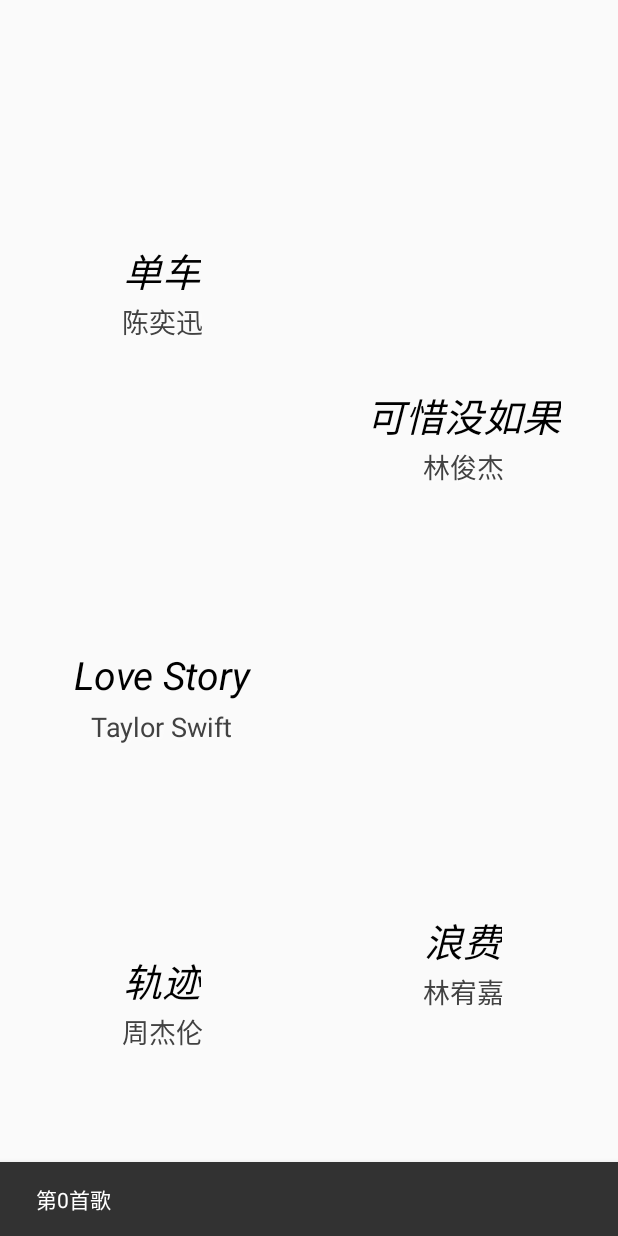
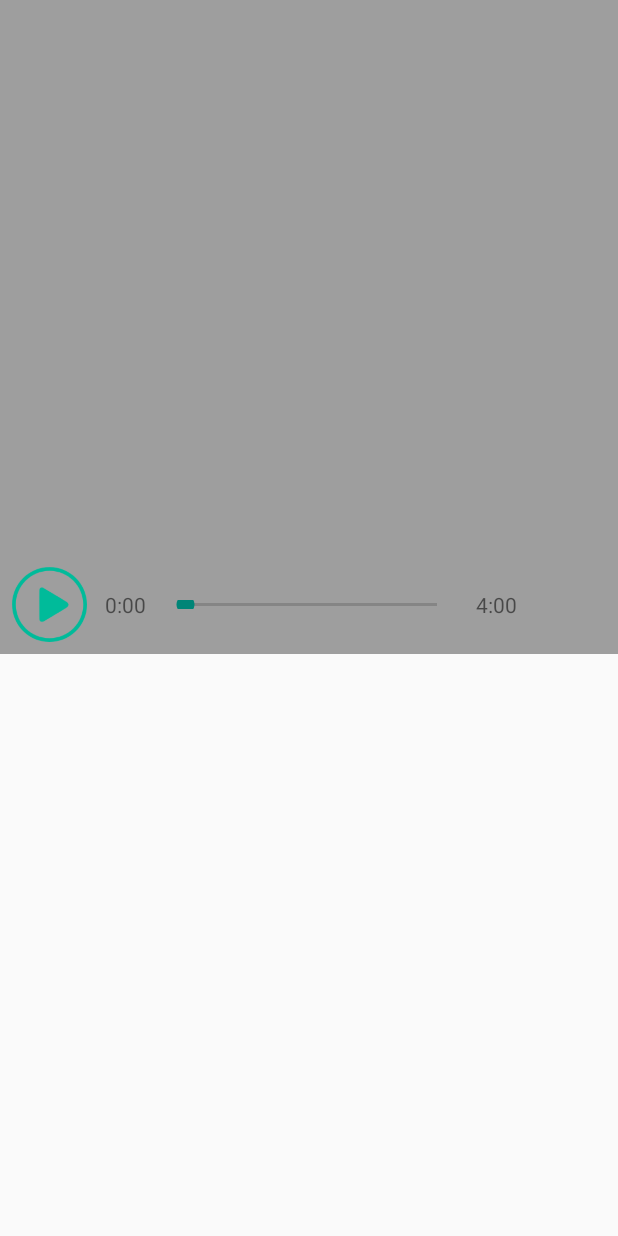
Before and after one commit to hwyhard/Fushihui, an Android app: the fragment MusicFragment shown on its own in the app's theme, after a tap on "单车", on a phone screen of 412 x 824 dp. Run offline under Robolectric (Android 15) with nearby library versions, the phone set to English and light mode, and no system bars; libraries missing offline, so code that uses them is left out: cn.bmob.v3; network calls fail; pictures from the network do not load; Roboto replaces fonts that are not available here; 4 statements that could not run were skipped.

Commit message:
add music play module

```diff
--- /dev/null
+++ b/fushihui/app/src/main/java/com/hwyhard/www/fushihui/activity/MusicActivity.java
@@ -0,0 +1,155 @@
+package com.hwyhard.www.fushihui.activity;
+
+import android.graphics.Color;
+import android.os.Build;
+import android.os.Bundle;
+import android.os.Handler;
+import android.os.Message;
+import android.support.v7.app.AppCompatActivity;
+import android.util.Log;
+import android.view.View;
+import android.widget.ImageView;
+import android.widget.SeekBar;
+import android.widget.TextView;
+
+import com.bumptech.glide.Glide;
+import com.bumptech.glide.load.engine.DiskCacheStrategy;
+import com.hwyhard.www.fushihui.R;
+import com.hwyhard.www.fushihui.bean.MusicItem;
+import com.hwyhard.www.fushihui.utils.MusicPlay;
+
+import java.text.SimpleDateFormat;
+import java.util.TimeZone;
+
+import cn.bmob.v3.BmobQuery;
+import cn.bmob.v3.exception.BmobException;
+import cn.bmob.v3.listener.QueryListener;
+
+public class MusicActivity extends AppCompatActivity implements View.OnClickListener {
+    ImageView musicPicIw;
+    ImageView playBtn;
+    TextView startTv;
+    TextView endTv;
+    SeekBar seekBar;
+    private final int MUSIC_FINISH = 1000;
+    private MusicPlay musicPlay;
+    private SimpleDateFormat format;
+    private Handler handler = new Handler() {
+        @Override
+        public void handleMessage(Message msg) {
+            super.handleMessage(msg);
+            switch (msg.what) {
+                case MUSIC_FINISH:
+                    startTv.setText("0:00");//播放完毕后重置
+                    seekBar.setProgress(0);
+                    playBtn.setBackgroundResource(R.drawable.play);
+                    break;
+            }
+        }
+    };
+
+    @Override
+    protected void onCreate(Bundle savedInstanceState) {
+        super.onCreate(savedInstanceState);
+        if(Build.VERSION.SDK_INT > 21){
+            View decorView = getWindow().getDecorView();
+            //让应用主题占据状态栏的空间
+            int open = View.SYSTEM_UI_FLAG_LAYOUT_FULLSCREEN | View.SYSTEM_UI_FLAG_LAYOUT_STABLE;
+            decorView.setSystemUiVisibility(open);
+            //设置状态栏颜色透明
+            getWindow().setStatusBarColor(Color.TRANSPARENT);
+        }
+        setContentView(R.layout.activity_music);
+        musicPicIw = (ImageView) findViewById(R.id.music_pic);
+        playBtn = (ImageView) findViewById(R.id.music_play_btn);
+        startTv = (TextView) findViewById(R.id.music_start);
+        endTv = (TextView) findViewById(R.id.music_end);
+        seekBar = (SeekBar) findViewById(R.id.music_bar);
+        initListener();
+        initView();
+        new Thread(new Runnable() {
+            @Override
+            public void run() {
+                final BmobQuery<MusicItem> query = new BmobQuery<>();
+                query.getObject("rYHs888B", new QueryListener<MusicItem>() {
+                    @Override
+                    public void done(MusicItem musicItem, BmobException e) {
+                        if(e == null){
+                            final String musicPic = musicItem.getMusicPic();
+                            final String musicUrl = musicItem.getMusicUrl();
+                            handler.post(new Runnable() {
+                                @Override
+                                public void run() {
+                                    Glide.with(MusicActivity.this)
+                                            .load(musicPic)
+                                            .diskCacheStrategy(DiskCacheStrategy.RESULT)
+                                            .into(musicPicIw);
+                                    musicPlay.setMusicUrl(musicUrl);
+                                }
+                            });
+                        }
+                    }
+                });
+            }
+        }).start();
+    }
+
+    @Override
+    public void onClick(View view) {
+        switch (view.getId()) {
+            case R.id.music_play_btn:
+                Integer tag = (Integer) playBtn.getTag();
+                if (musicPlay.isPlaying()) {
+                    playBtn.setBackgroundResource(R.drawable.play);
+                } else {
+                    playBtn.setBackgroundResource(R.drawable.stop);
+                }
+                musicPlay.play();
+                break;
+        }
+
+    }
+
+    private void initView() {
+        format = new SimpleDateFormat("mm:ss");
+        format.setTimeZone(TimeZone.getTimeZone("GMT+00:00"));
+        musicPlay = MusicPlay.getInstance(this).setMySeekListener(seekBar)
+                .setMySeekProgressListener(new MusicPlay.MySeekProgressListener() {
+                    @Override
+                    public void onMySeekProgressListener(String totalTime, String currentTime, int finishiStatus) {
+                        if (finishiStatus == 100) {
+                            Log.d("player", "播放完毕！");
+                        } else {
+                            endTv.setText(totalTime);
+                            if (totalTime.equals(currentTime)) {
+                                handler.postDelayed(new Runnable() {
+                                    @Override
+                                    public void run() {
+                                        Message msg = handler.obtainMessage();
+                                        msg.what = MUSIC_FINISH;
+                                        handler.sendMessage(msg);
+                                    }
+                                }, 800);
+                            } else {
+                                endTv.setText(totalTime);
+                                startTv.setText(currentTime);
+                            }
+                        }
+                    }
+                });
+        playBtn.setBackgroundResource(R.drawable.play);
+    }
+
+    private void initListener() {
+        playBtn.setOnClickListener(this);
+    }
+
+    @Override
+    protected void onDestroy() {
+        super.onDestroy();
+        if (musicPlay != null) {
+            musicPlay.onDestroy();
+        }
+    }
+
+}
--- a/fushihui/app/src/main/java/com/hwyhard/www/fushihui/fragment/MusicFragment.java
+++ b/fushihui/app/src/main/java/com/hwyhard/www/fushihui/fragment/MusicFragment.java
@@ -1,9 +1,9 @@
 package com.hwyhard.www.fushihui.fragment;
 
 import android.content.Context;
+import android.content.Intent;
 import android.os.Bundle;
 import android.support.annotation.Nullable;
-import android.support.design.widget.Snackbar;
 import android.support.v4.app.Fragment;
 import android.support.v7.widget.DefaultItemAnimator;
 import android.support.v7.widget.RecyclerView;
@@ -13,6 +13,7 @@
 import android.view.ViewGroup;
 
 import com.hwyhard.www.fushihui.R;
+import com.hwyhard.www.fushihui.activity.MusicActivity;
 import com.hwyhard.www.fushihui.adapter.MusicTitleAdapter;
 import com.hwyhard.www.fushihui.bean.MusicTitleBean;
 import com.hwyhard.www.fushihui.utils.SpaceItemDecoration;
@@ -35,7 +36,7 @@
     @Override
     public View onCreateView(LayoutInflater inflater, @Nullable ViewGroup container, @Nullable Bundle savedInstanceState) {
         View view = inflater.inflate(R.layout.fragment_music,null);
-        mContext = getActivity();
+        mContext = getContext();
         musicRv = (RecyclerView) view.findViewById(R.id.music_fragment_rv);
         //设置间隔
         SpaceItemDecoration spaceItemDecoration = new SpaceItemDecoration(16);
@@ -50,7 +51,8 @@
         musicTitleAdapter.setOnItemClickListener(new MusicTitleAdapter.OnItemClickListener() {
             @Override
             public void OnItemClick(View view, int position) {
-                Snackbar.make(musicRv,"第"+position+"首歌",Snackbar.LENGTH_LONG).show();
+                Intent intent = new Intent(mContext, MusicActivity.class);
+                startActivity(intent);
             }
         });
         musicRv.setAdapter(musicTitleAdapter);
--- /dev/null
+++ b/fushihui/app/src/main/java/com/hwyhard/www/fushihui/utils/Player.java
@@ -0,0 +1,109 @@
+package com.hwyhard.www.fushihui.utils;
+
+import android.media.AudioManager;
+import android.media.MediaPlayer;
+import android.os.Handler;
+import android.os.Message;
+import android.util.Log;
+import android.widget.SeekBar;
+
+import java.io.IOException;
+import java.util.Timer;
+import java.util.TimerTask;
+
+import static android.media.MediaPlayer.OnBufferingUpdateListener;
+import static android.media.MediaPlayer.OnCompletionListener;
+import static android.media.MediaPlayer.OnPreparedListener;
+
+/**
+ */
+
+public class Player implements OnPreparedListener,OnBufferingUpdateListener,OnCompletionListener{
+    public MediaPlayer mediaPlayer;
+    private SeekBar seekBar;
+    private Timer timer = new Timer();
+    public Player(SeekBar seekBar){
+        super();
+        this.seekBar = seekBar;
+        try {
+            mediaPlayer = new MediaPlayer();
+            mediaPlayer.setAudioStreamType(AudioManager.STREAM_MUSIC);
+            mediaPlayer.setOnBufferingUpdateListener(this);
+            mediaPlayer.setOnPreparedListener(this);
+        }catch (Exception e){
+            e.printStackTrace();
+        }
+        timer.schedule(timerTask,0,1000);
+    }
+     TimerTask timerTask = new TimerTask() {
+        @Override
+        public void run() {
+            if(mediaPlayer == null)
+                return;
+            if(mediaPlayer.isPlaying() && seekBar.isPressed() == false){
+                handler.sendEmptyMessage(0);
+            }
+        }
+    };
+    Handler handler = new Handler(){
+        public void handleMessage(Message message){
+            int position = mediaPlayer.getCurrentPosition();
+            int duration = mediaPlayer.getDuration();
+            if (duration>=0){
+                long pos = seekBar.getMax() * position/duration;
+                seekBar.setProgress((int)pos);
+            }
+        }
+    };
+    public void play(){
+        mediaPlayer.start();
+    }
+    public void playUrl(String url){
+        try {
+            mediaPlayer.reset();
+            mediaPlayer.setDataSource(url);
+            mediaPlayer.prepare();
+            mediaPlayer.setAudioStreamType(AudioManager.STREAM_MUSIC);
+
+        } catch (IOException e) {
+            e.printStackTrace();
+        } catch (SecurityException e){
+            e.printStackTrace();
+        } catch (IllegalStateException e){
+            e.printStackTrace();
+        } catch (IllegalArgumentException e){
+            e.printStackTrace();
+        }
+    }
+    public void pause(){
+        mediaPlayer.pause();
+    }
+    public void start(){
+        mediaPlayer.start();
+    }
+    public void stop(){
+        if(mediaPlayer != null){
+            mediaPlayer.stop();
+            mediaPlayer.release();
+            mediaPlayer = null;
+        }
+    }
+
+    @Override
+    public void onBufferingUpdate(MediaPlayer mediaPlayer, int percent) {
+        seekBar.setSecondaryProgress(percent);
+        int currentProgress = seekBar.getMax()*mediaPlayer.getCurrentPosition()/mediaPlayer.getDuration();
+        Log.d(currentProgress+"%", percent+"buffer");
+    }
+
+    @Override
+    public void onCompletion(MediaPlayer mediaPlayer) {
+        Log.d("mediaPlayer","onCompletion");
+    }
+
+    @Override
+    public void onPrepared(MediaPlayer mediaPlayer) {
+        mediaPlayer.start();
+        Log.d("mediaPlayer","onPrepared");
+    }
+}
--- /dev/null
+++ b/fushihui/app/src/main/res/layout/activity_music.xml
@@ -0,0 +1,58 @@
+<?xml version="1.0" encoding="utf-8"?>
+<ScrollView xmlns:android="http://schemas.android.com/apk/res/android"
+    xmlns:app="http://schemas.android.com/apk/res-auto"
+    xmlns:tools="http://schemas.android.com/tools"
+    android:layout_width="match_parent"
+    android:layout_height="match_parent"
+    tools:context="com.hwyhard.www.fushihui.activity.MusicActivity">
+    <RelativeLayout
+        android:layout_width="match_parent"
+        android:layout_height="match_parent"
+        android:background="#9e9e9e"
+        android:padding="8dp"
+        >
+        <ImageView
+            android:id="@+id/music_pic"
+            android:layout_width="match_parent"
+            android:layout_height="300dp"
+            android:layout_marginTop="50dp"
+            android:layout_marginBottom="20dp"
+            android:scaleType="centerCrop"
+            android:layout_centerHorizontal="true"
+            />
+        <LinearLayout
+            android:layout_width="match_parent"
+            android:layout_height="wrap_content"
+            android:layout_below="@id/music_pic">
+            <ImageView
+                android:id="@+id/music_play_btn"
+                android:layout_width="50dp"
+                android:layout_height="50dp"
+                android:clickable="true"
+                />
+            <TextView
+                android:id="@+id/music_start"
+                android:layout_width="wrap_content"
+                android:layout_height="wrap_content"
+                android:layout_marginLeft="12dp"
+                android:layout_gravity="center_vertical"
+                android:text="0:00"/>
+            <SeekBar
+                android:id="@+id/music_bar"
+                android:layout_width="200dp"
+                android:layout_height="6dp"
+                android:layout_gravity="center_vertical"
+                android:layout_marginLeft="10dp"
+                />
+            <TextView
+                android:id="@+id/music_end"
+                android:layout_width="wrap_content"
+                android:layout_height="wrap_content"
+                android:layout_gravity="center_vertical"
+                android:text="4:00"
+                android:layout_marginLeft="10dp"
+                />
+        </LinearLayout>
+    </RelativeLayout>
+m
+</ScrollView>
```
Also changed, not shown: fushihui/app/src/main/AndroidManifest.xml (+15 -13 lines), fushihui/app/src/main/java/com/hwyhard/www/fushihui/bean/MusicItem.java (added, +26 -0 lines), fushihui/app/src/main/java/com/hwyhard/www/fushihui/utils/MusicPlay.java (added, +199 -0 lines), fushihui/app/src/main/res/layout/activity_item.xml (+5 -2 lines), fushihui/app/src/main/res/drawable/play.png (added), fushihui/app/src/main/res/drawable/stop.png (added).
